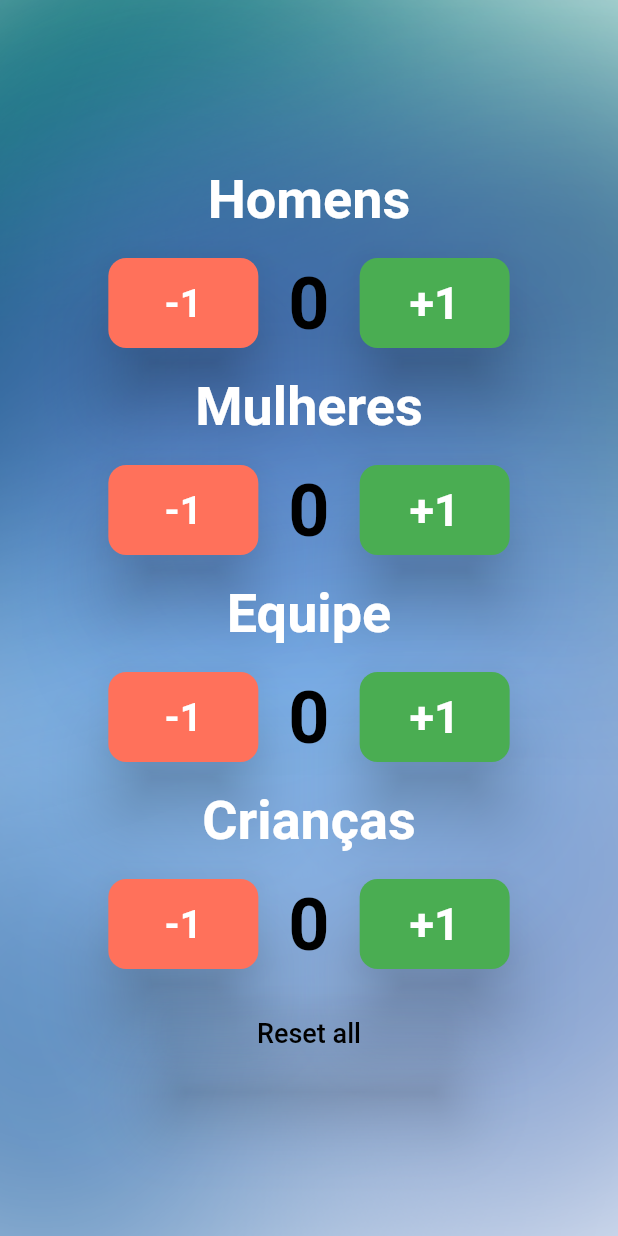
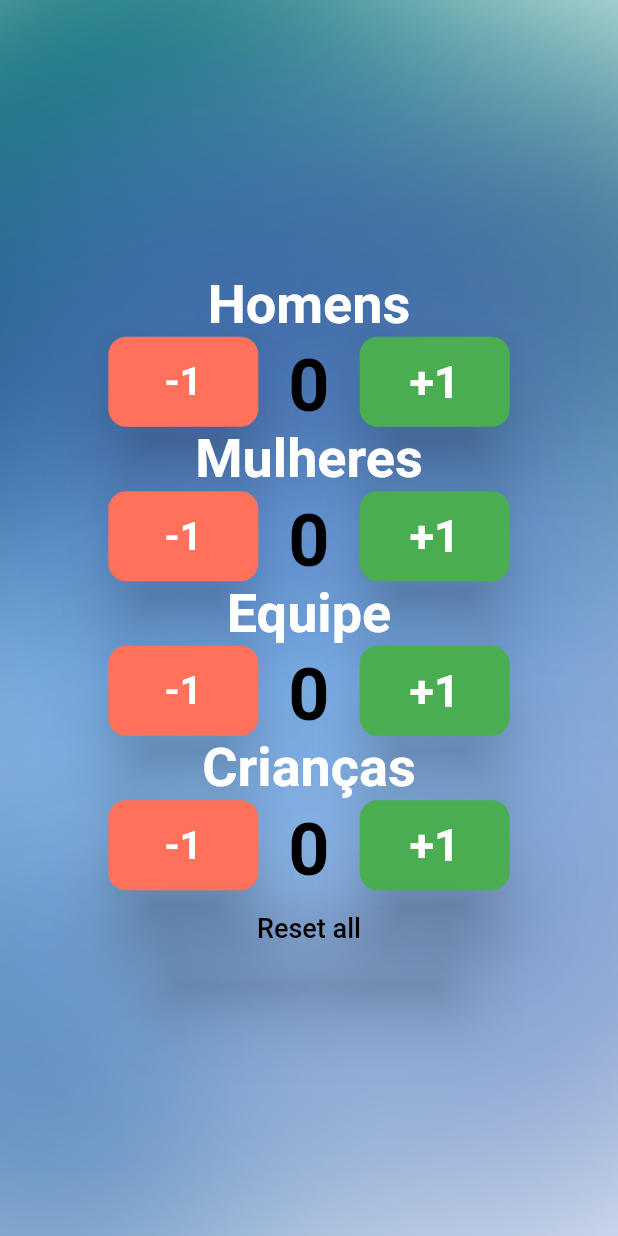
Before and after one commit to fabiojwalter/zcounter, a Flutter app: the screen it shows after launch, on a phone screen of 412 x 824 dp. Run offline on Flutter 3.47's test engine with Material 2 defaults, Android fonts, the light colour scheme and no system bars.

Commit message:
🐛  padding fix

```diff
--- a/lib/main.dart
+++ b/lib/main.dart
@@ -101,7 +101,7 @@ class _HomeCounterState extends State<HomeCounter> {
                 fit: BoxFit.cover),
           ),
           child: Padding(
-            padding: const EdgeInsets.symmetric(horizontal: 8, vertical: 16),
+            padding: const EdgeInsets.symmetric(horizontal: 8, vertical: 0),
             child: Column(
               mainAxisAlignment: MainAxisAlignment.center,
               children: [
@@ -125,7 +125,7 @@ class _HomeCounterState extends State<HomeCounter> {
                       ),
                     ),
                     Padding(
-                      padding: const EdgeInsets.all(20),
+                      padding: const EdgeInsets.fromLTRB(20, 5, 20, 0),
                       child: Text(
                         '${counters[CounterType.men]}',
                         style: counterStyle,
@@ -167,7 +167,7 @@ class _HomeCounterState extends State<HomeCounter> {
                       ),
                     ),
                     Padding(
-                      padding: const EdgeInsets.all(20),
+                      padding: const EdgeInsets.fromLTRB(20, 5, 20, 0),
                       child: Text(
                         '${counters[CounterType.women]}',
                         style: counterStyle,
@@ -209,7 +209,7 @@ class _HomeCounterState extends State<HomeCounter> {
                       ),
                     ),
                     Padding(
-                      padding: const EdgeInsets.all(20),
+                      padding: const EdgeInsets.fromLTRB(20, 5, 20, 0),
                       child: Text(
                         '${counters[CounterType.staff]}',
                         style: counterStyle,
@@ -251,7 +251,7 @@ class _HomeCounterState extends State<HomeCounter> {
                       ),
                     ),
                     Padding(
-                      padding: const EdgeInsets.all(20),
+                      padding: const EdgeInsets.fromLTRB(20, 5, 20, 0),
                       child: Text(
                         '${counters[CounterType.children]}',
                         style: counterStyle,
```
